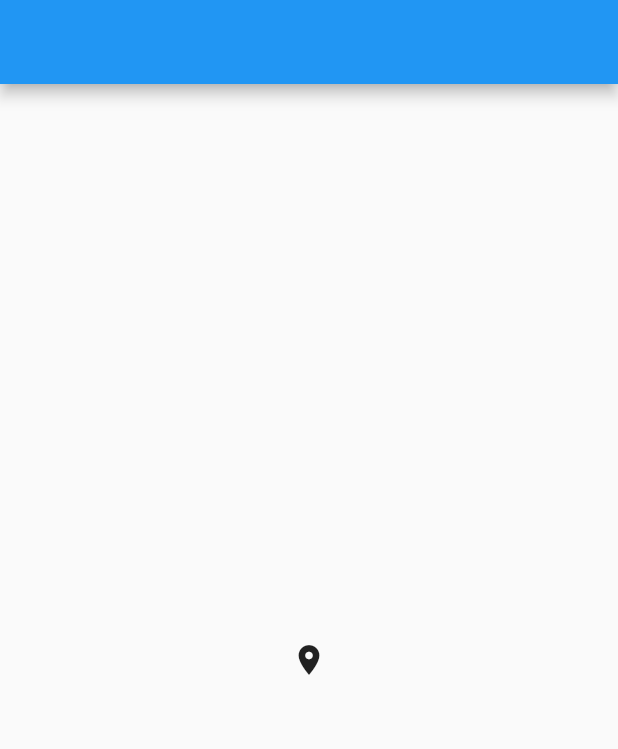
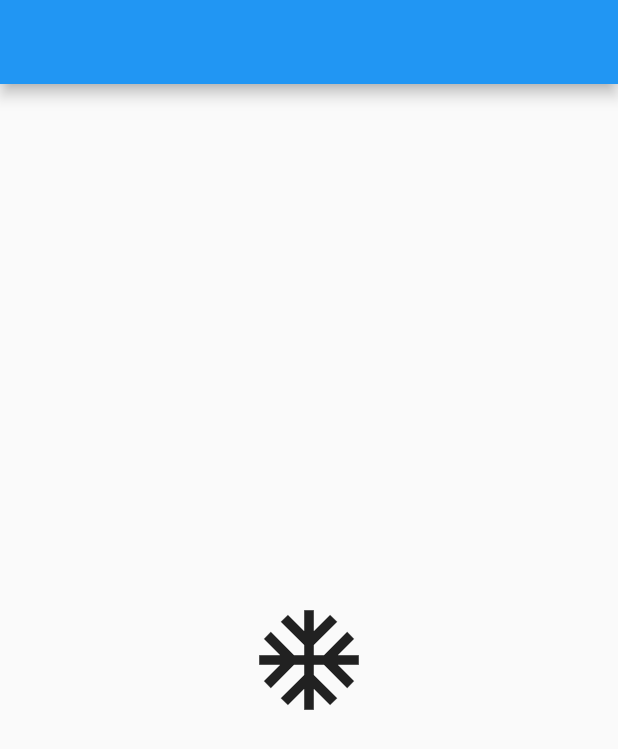
Before and after one commit to kurogoma-flutter/firebase_storage_multiplex, a Flutter app: the screen it shows after launch, on a phone screen of 412 x 824 dp. Shown: the top 749 px of the screen. Run offline on Flutter 3.47's test engine with Material 2 defaults, Android fonts, the light colour scheme and no system bars; our stand-ins replace firebase_core; accounts and stored records are empty.

Commit message:
iOS疎通・初回ビルド

```diff
--- a/lib/main.dart
+++ b/lib/main.dart
@@ -35,8 +35,8 @@ class MyHomePage extends StatelessWidget {
       appBar: AppBar(),
       body: const Center(
         child: Icon(
-          Icons.place,
-          size: 24,
+          Icons.ac_unit,
+          size: 80,
         ),
       ),
     );
```
Also changed, not shown: 3 other files.
